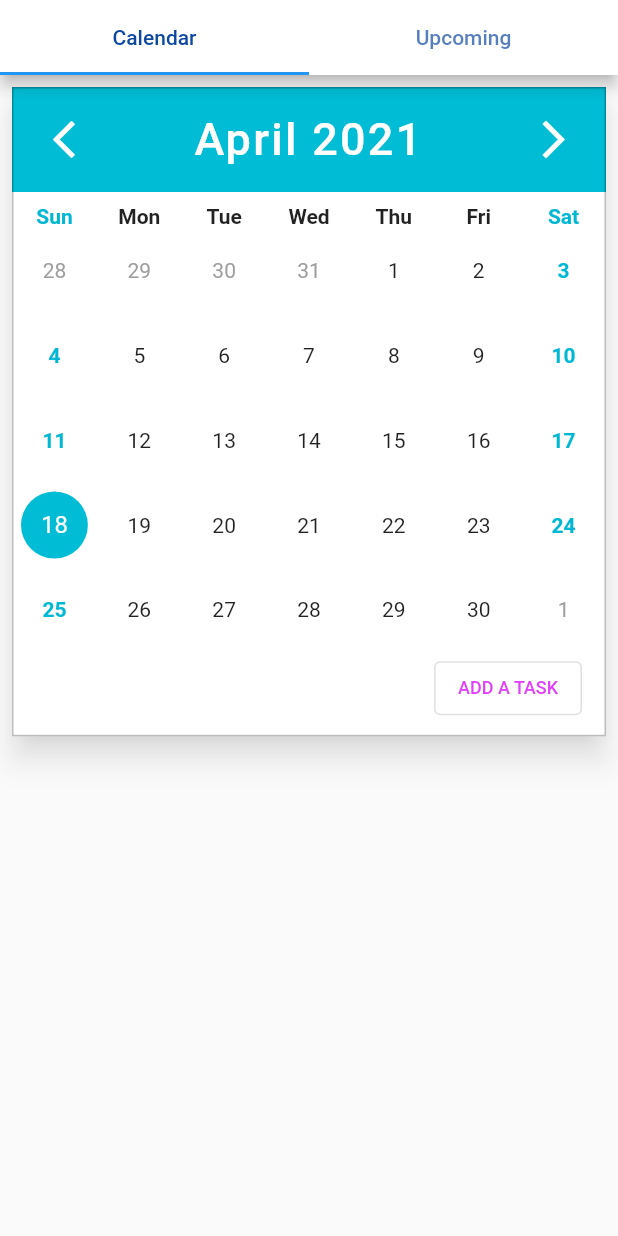
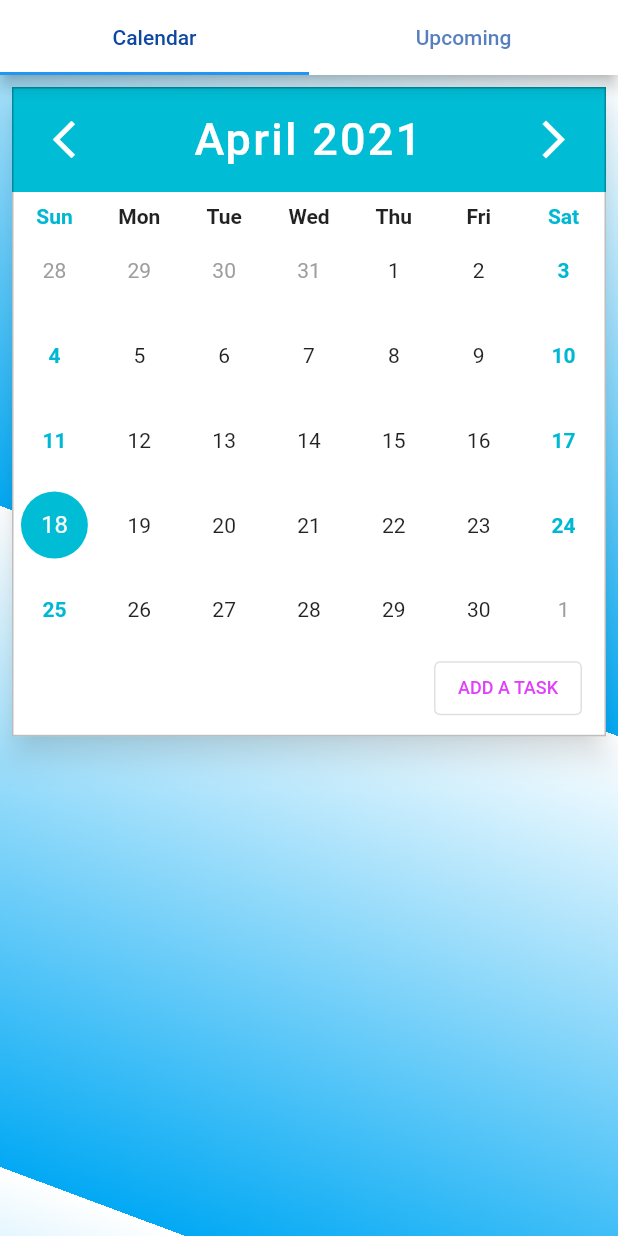
Before and after one commit to M-Connect/ROTC-App, a Flutter app: the CalendarTasks screen opened by its route, on a phone screen of 412 x 824 dp. Run offline on Flutter 3.47's test engine with Material 2 defaults, Android fonts, the phone set to English and light mode, and no system bars; drawn by our look-alikes of table_calendar; our stand-ins replace cloud_firestore, firebase_auth, firebase_core, firebase_messaging, fl_chart, flutter_local_notifications and 5 more; missing offline and left inert: animated_button, googleapis, mailer; accounts and stored records are empty.

Commit message:
calender update background color - MRU

```diff
--- a/rotc_app/lib/app/Schedule/CalendarTasks.dart
+++ b/rotc_app/lib/app/Schedule/CalendarTasks.dart
@@ -138,7 +138,22 @@ class _CalendarTasksState extends State<CalendarTasks> {
         ),
         body: TabBarView(
           children: [
-            SingleChildScrollView(
+            Container(
+              decoration: BoxDecoration(
+                // Box decoration takes a gradient
+                gradient: LinearGradient(
+                  // Where the linear gradient begins and ends
+                  begin: Alignment.topRight,
+                  end: Alignment(0.3, 0),
+                  tileMode: TileMode.repeated, // repeats the gradient over the canvas
+                  colors: [
+                    // Colors are easy thanks to Flutter's Colors class.
+                    Colors.white,
+                    Colors.lightBlue,
+                  ],
+                ),
+              ),
+              child: SingleChildScrollView(
                 child: Column(
                   crossAxisAlignment: CrossAxisAlignment.start,
                   children: <Widget>[
@@ -340,6 +355,7 @@ class _CalendarTasksState extends State<CalendarTasks> {
                   ],
                 ),
               ),
+            ),
             GCEventsList(),
 
             //Navigator.of(context).pushNamed('/GCEventsList');
```
Lines whose indentation alone changed are shown as unchanged.
